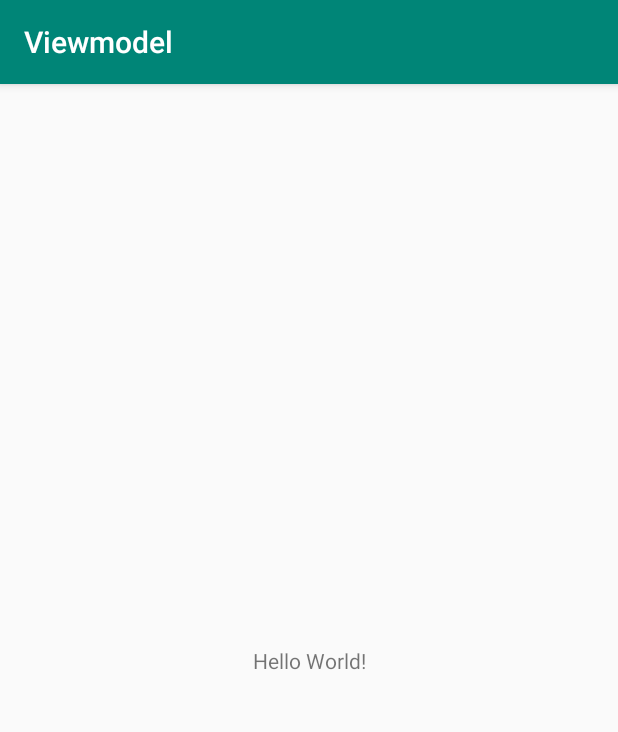
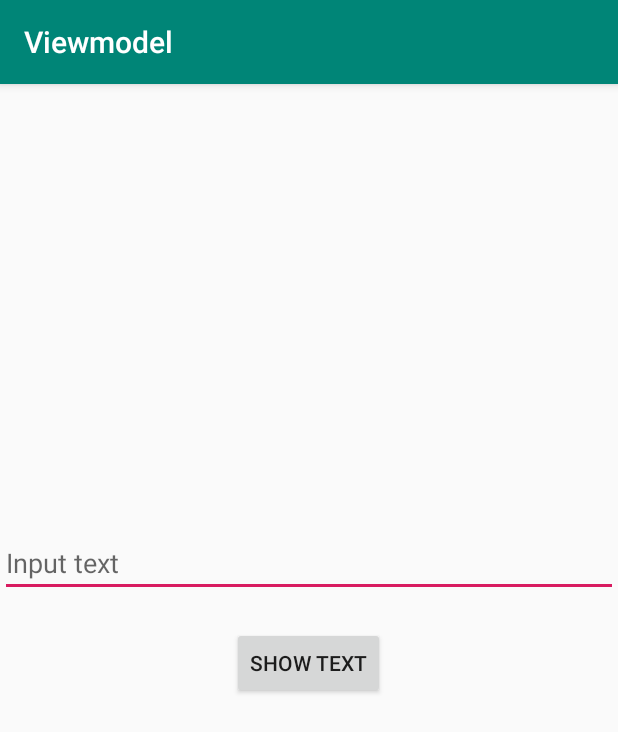
Before and after one commit to quangddinh/Viewmodel, an Android app: the screen it shows after launch (MainActivity), on a phone screen of 412 x 824 dp. Shown: the top 732 px of the screen. Run offline under Robolectric (Android 15) with nearby library versions, the phone set to English and light mode, and no system bars.

Commit message:
main view model

```diff
--- a/app/build.gradle
+++ b/app/build.gradle
@@ -26,4 +26,5 @@ dependencies {
     testImplementation 'junit:junit:4.12'
     androidTestImplementation 'androidx.test.ext:junit:1.1.1'
     androidTestImplementation 'androidx.test.espresso:espresso-core:3.2.0'
+    implementation 'androidx.lifecycle:lifecycle-extensions:2.2.0'
 }
--- a/app/src/main/java/com/example/viewmodel/MainActivity.java
+++ b/app/src/main/java/com/example/viewmodel/MainActivity.java
@@ -1,14 +1,47 @@
 package com.example.viewmodel;
 
 import androidx.appcompat.app.AppCompatActivity;
+import androidx.lifecycle.Observer;
+import androidx.lifecycle.ViewModelProvider;
 
 import android.os.Bundle;
+import android.view.View;
+import android.widget.Button;
+import android.widget.EditText;
+import android.widget.TextView;
 
 public class MainActivity extends AppCompatActivity {
+
+    Button mBtn;
+    TextView mTvString;
+    EditText mEdt;
+    MainViewModel mainViewModel;
 
     @Override
     protected void onCreate(Bundle savedInstanceState) {
         super.onCreate(savedInstanceState);
         setContentView(R.layout.activity_main);
+        mBtn = findViewById(R.id.buttonShowText);
+        mTvString = findViewById(R.id.textviewString);
+        mEdt = findViewById(R.id.edittext);
+
+        mainViewModel = new ViewModelProvider(this).get(MainViewModel.class);
+
+        mainViewModel.getDataString().observe(this, new Observer<String>() {
+            @Override
+            public void onChanged(String text) {
+                mTvString.setText(text);
+            }
+        });
+
+
+        mBtn.setOnClickListener(new View.OnClickListener() {
+            @Override
+            public void onClick(View v) {
+                String text = mEdt.getText().toString();
+                mainViewModel.setDataString(text);
+            }
+        });
+
     }
 }
--- /dev/null
+++ b/app/src/main/java/com/example/viewmodel/MainViewModel.java
@@ -0,0 +1,17 @@
+package com.example.viewmodel;
+
+import androidx.lifecycle.LiveData;
+import androidx.lifecycle.MutableLiveData;
+import androidx.lifecycle.ViewModel;
+
+public class MainViewModel extends ViewModel {
+    private MutableLiveData<String> dataString = new MutableLiveData<>();
+
+    public  LiveData<String> getDataString() {
+        return dataString;
+    }
+
+    public void setDataString (String text){
+        dataString.setValue(text);
+    }
+}
--- a/app/src/main/res/layout/activity_main.xml
+++ b/app/src/main/res/layout/activity_main.xml
@@ -1,18 +1,29 @@
 <?xml version="1.0" encoding="utf-8"?>
-<androidx.constraintlayout.widget.ConstraintLayout xmlns:android="http://schemas.android.com/apk/res/android"
-    xmlns:app="http://schemas.android.com/apk/res-auto"
-    xmlns:tools="http://schemas.android.com/tools"
+<LinearLayout xmlns:android="http://schemas.android.com/apk/res/android"
+xmlns:tools="http://schemas.android.com/tools"
+android:layout_width="match_parent"
+android:layout_height="match_parent"
+android:gravity="center"
+android:orientation="vertical"
+tools:context=".MainActivity">
+
+<EditText
+    android:id="@+id/edittext"
     android:layout_width="match_parent"
-    android:layout_height="match_parent"
-    tools:context=".MainActivity">
+    android:layout_height="wrap_content"
+    android:hint="Input text" />
 
-    <TextView
-        android:layout_width="wrap_content"
-        android:layout_height="wrap_content"
-        android:text="Hello World!"
-        app:layout_constraintBottom_toBottomOf="parent"
-        app:layout_constraintLeft_toLeftOf="parent"
-        app:layout_constraintRight_toRightOf="parent"
-        app:layout_constraintTop_toTopOf="parent" />
-
-</androidx.constraintlayout.widget.ConstraintLayout>
+<Button
+    android:text="Show text"
+    android:layout_marginTop="20dp"
+    android:id="@+id/buttonShowText"
+    android:layout_width="wrap_content"
+    android:layout_height="wrap_content" />
+<TextView
+    android:layout_marginTop="20dp"
+    tools:text="Hello main"
+    android:textSize="30sp"
+    android:id="@+id/textviewString"
+    android:layout_width="wrap_content"
+    android:layout_height="wrap_content"/>
+</LinearLayout>
```
